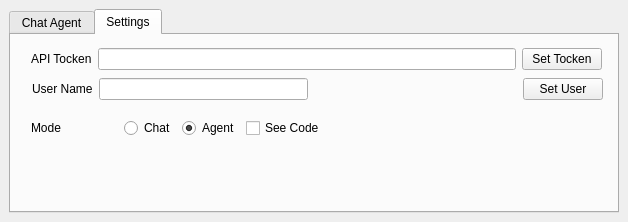
First picture: the form in qgpt_agent_dockwidget_base.ui, repository momaabna/QGPTAgent, before the edit.
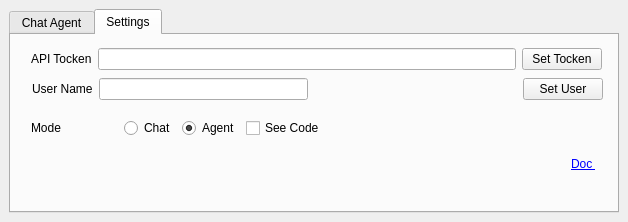
Second picture: the form after the edit. The open tabs and pages were chosen to show the change. Custom widgets are drawn as their Qt base class.

The edit to the form file:
```diff
--- a/qgpt_agent_dockwidget_base.ui
+++ b/qgpt_agent_dockwidget_base.ui
@@ -199,6 +199,19 @@
          </item>
         </layout>
        </widget>
+       <widget class="QLabel" name="label_4">
+        <property name="geometry">
+         <rect>
+          <x>560</x>
+          <y>120</y>
+          <width>31</width>
+          <height>18</height>
+         </rect>
+        </property>
+        <property name="text">
+         <string>&lt;a href=&quot;https://github.com/momaabna/QGPTAgent/&quot;&gt;Doc &lt;/a&gt;</string>
+        </property>
+       </widget>
       </widget>
      </widget>
     </item>
```
Left out of the diff: 2 changed lines with no effect on the pictures.
